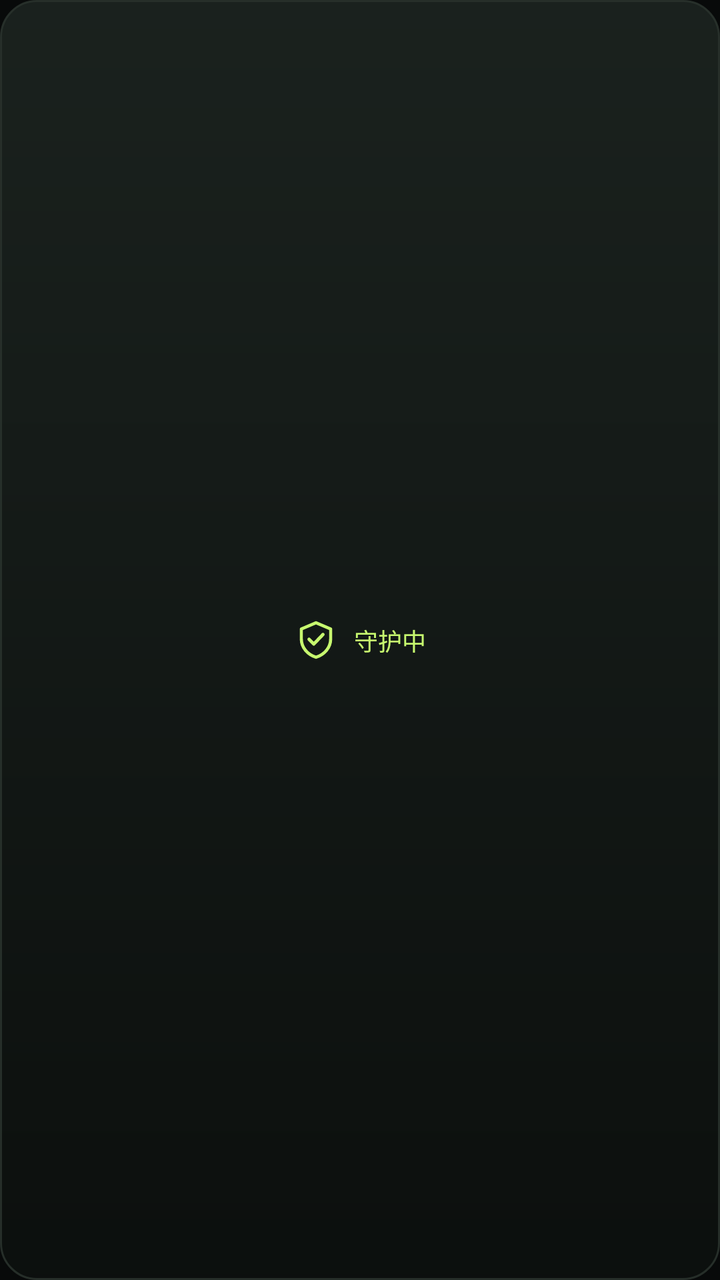
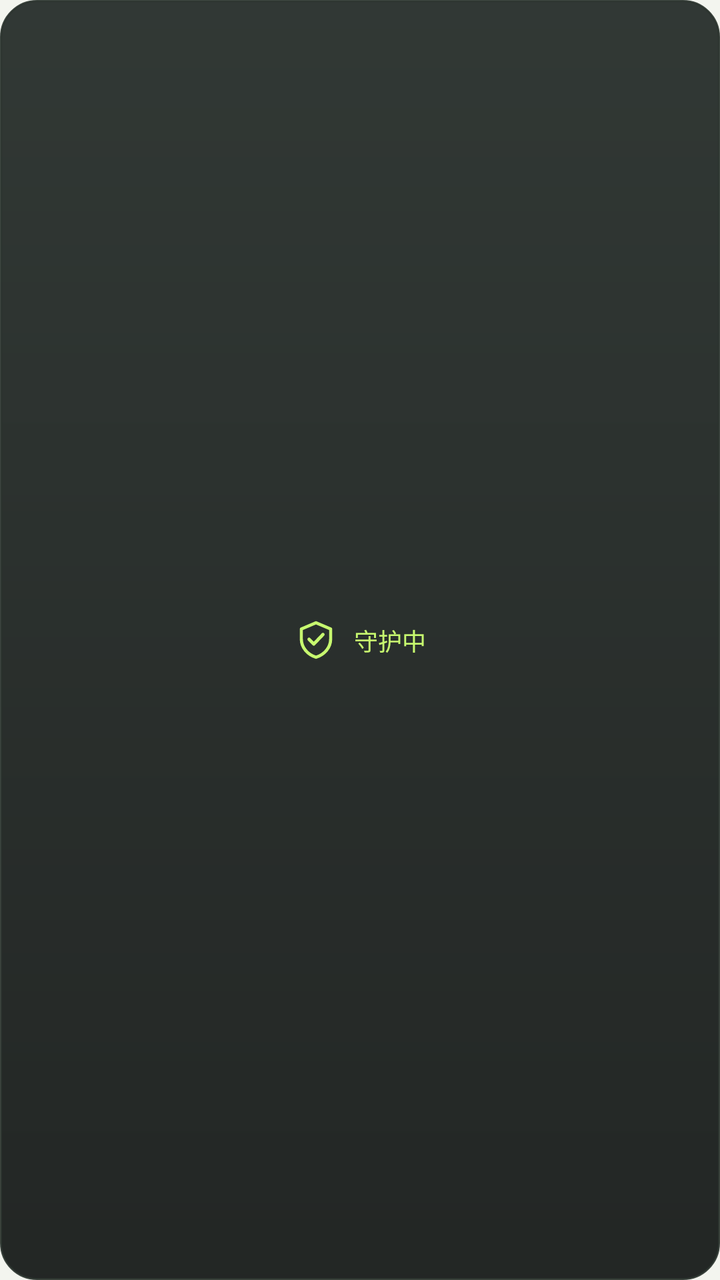

The first picture is an Android layout as it rendered before a commit; the second is the same layout after the commit. The layout source and the unified diff follow.
<!-- AndroidManifest.xml: application theme AppTheme -->
<!-- res/layout/widget_guard.xml -->
<?xml version="1.0" encoding="utf-8"?>
<LinearLayout xmlns:android="http://schemas.android.com/apk/res/android"
    android:id="@+id/widgetRoot"
    android:layout_width="match_parent"
    android:layout_height="match_parent"
    android:background="@drawable/bg_widget_tile"
    android:gravity="center"
    android:orientation="horizontal"
    android:paddingStart="12dp"
    android:paddingEnd="12dp"
    android:paddingTop="8dp"
    android:paddingBottom="8dp">

    <ImageView
        android:id="@+id/widgetIcon"
        android:layout_width="22dp"
        android:layout_height="22dp"
        android:contentDescription="@null"
        android:src="@drawable/ic_shield"
        android:tint="@color/accent" />

    <TextView
        android:id="@+id/widgetStatus"
        android:layout_width="wrap_content"
        android:layout_height="wrap_content"
        android:layout_marginStart="8dp"
        android:ellipsize="end"
        android:fontFamily="sans-serif-medium"
        android:gravity="center"
        android:includeFontPadding="false"
        android:maxLines="1"
        android:text="守护中"
        android:textColor="@color/accent"
        android:textSize="12sp" />
</LinearLayout>
<!-- resources referenced by this layout -->
<resources>
  <color name="accent">#C7F86F</color>
  <!-- drawable bg_widget_tile (drawable) -->
  <?xml version="1.0" encoding="utf-8"?>
  <shape xmlns:android="http://schemas.android.com/apk/res/android"
      android:shape="rectangle">
      <corners android:radius="18dp" />
      <gradient
          android:angle="270"
          android:endColor="#E60C100E"
          android:startColor="#E61C2420" />
      <stroke
          android:width="1dp"
          android:color="#E62A322D" />
  </shape>
  <!-- drawable ic_shield (drawable) -->
  <?xml version="1.0" encoding="utf-8"?>
  <vector xmlns:android="http://schemas.android.com/apk/res/android"
      android:width="24dp"
      android:height="24dp"
      android:viewportWidth="24"
      android:viewportHeight="24">
      <path
          android:pathData="M12,2.6 L20,6 L20,11.4 C20,16.1 16.6,20 12,21.4 C7.4,20 4,16.1 4,11.4 L4,6 Z"
          android:fillColor="#00000000"
          android:strokeColor="#FFFFFFFF"
          android:strokeWidth="1.7"
          android:strokeLineCap="round"
          android:strokeLineJoin="round" />
      <path
          android:pathData="M8.2,11.6 L10.8,14.2 L15.8,9"
          android:fillColor="#00000000"
          android:strokeColor="#FFFFFFFF"
          android:strokeWidth="1.8"
          android:strokeLineCap="round"
          android:strokeLineJoin="round" />
  </vector>
  <style name="AppTheme" parent="@android:style/Theme.Material.NoActionBar">
          <item name="android:windowBackground">@color/bg</item>
          <item name="android:colorAccent">@color/accent</item>
          <item name="android:statusBarColor">@color/bg</item>
          <item name="android:navigationBarColor">@color/bg</item>
          <item name="android:windowLightStatusBar">false</item>
          <item name="android:windowLightNavigationBar">false</item>
          <item name="android:windowNoTitle">true</item>
          <item name="android:windowActionModeOverlay">true</item>
      </style>
  <color name="bg">#080A0A</color>
</resources>

<!-- the commit's change to res/layout/widget_guard.xml (unified diff, before → after) -->
@@ -17,7 +17,7 @@
         android:layout_height="22dp"
         android:contentDescription="@null"
         android:src="@drawable/ic_shield"
-        android:tint="@color/accent" />
+        android:tint="@color/widget_accent" />
 
     <TextView
         android:id="@+id/widgetStatus"
@@ -30,6 +30,6 @@
         android:includeFontPadding="false"
         android:maxLines="1"
         android:text="守护中"
-        android:textColor="@color/accent"
+        android:textColor="@color/widget_accent"
         android:textSize="12sp" />
 </LinearLayout>
<!-- resource entries referenced after the edit -->
@@ -1,6 +1,7 @@
 <!-- resources referenced by this layout -->
 <resources>
-  <color name="accent">#C7F86F</color>
+  <color name="widget_accent">#C7F86F</color>
+  <color name="accent">#4F7A1F</color>
   <!-- drawable bg_widget_tile (drawable) -->
   <?xml version="1.0" encoding="utf-8"?>
   <shape xmlns:android="http://schemas.android.com/apk/res/android"
@@ -46,6 +47,6 @@
           <item name="android:windowNoTitle">true</item>
           <item name="android:windowActionModeOverlay">true</item>
       </style>
-  <color name="bg">#080A0A</color>
+  <color name="bg">#F3F5EF</color>
 </resources>
 
